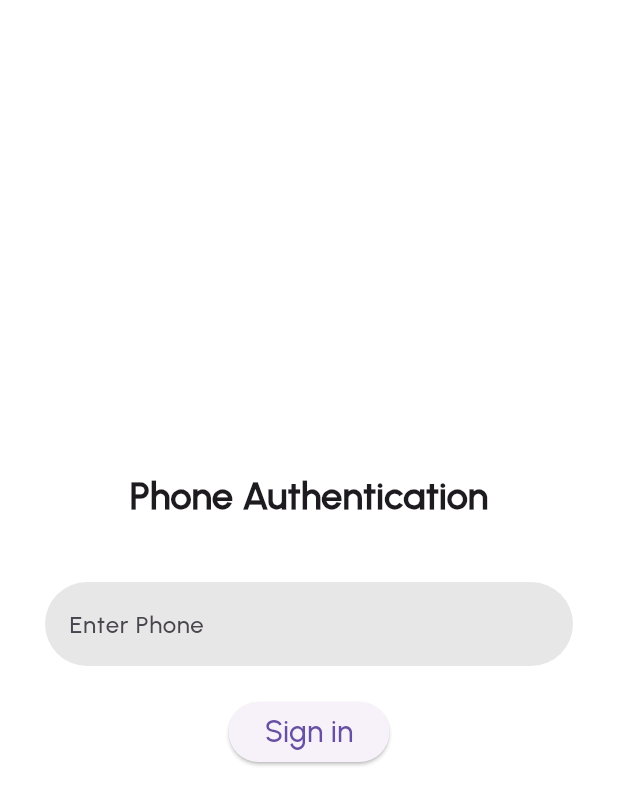
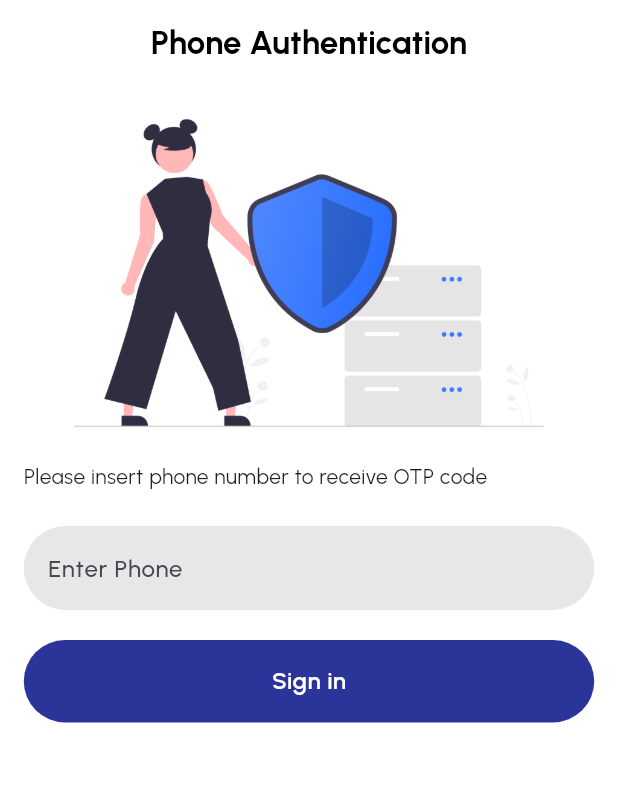
Before and after one commit to MahmoudGh01/spothole, a Flutter app: the LoginScreen screen opened directly, on a phone screen of 412 x 824 dp. Shown: the top 805 px of the screen. Run offline on Flutter 3.47's test engine with Material 3 defaults, Android fonts, the phone set to English and light mode, and no system bars; our stand-ins replace camera, file_picker, firebase_auth, firebase_core, flutter_local_notifications, get and 4 more; missing offline and left inert: flutter_sound; accounts and stored records are empty.

```diff
--- a/lib/Views/PhoneAuth/login_screen.dart
+++ b/lib/Views/PhoneAuth/login_screen.dart
@@ -2,9 +2,13 @@ import 'dart:developer';
 
 import 'package:firebase_auth/firebase_auth.dart';
 import 'package:flutter/material.dart';
+import 'package:get/get.dart';
 
+import '../job_gloabelclass/job_color.dart';
+import '../job_gloabelclass/job_fontstyle.dart';
+import '../job_gloabelclass/job_icons.dart';
+import '../job_pages/job_theme/job_themecontroller.dart';
 import 'otp_screen.dart';
-
 
 class LoginScreen extends StatefulWidget {
   const LoginScreen({super.key});
@@ -15,21 +19,37 @@ class LoginScreen extends StatefulWidget {
 
 class _LoginScreenState extends State<LoginScreen> {
   final phoneController = TextEditingController();
+  dynamic size;
+  double height = 0.00;
+  double width = 0.00;
+  final themedata = Get.put(JobThemecontroler());
+  bool isloading = false;
 
-  bool isloading = false;
   @override
   Widget build(BuildContext context) {
+    size = MediaQuery.of(context).size;
+    height = size.height;
+    width = size.width;
+
     return Scaffold(
-      body: Padding(
-        padding: const EdgeInsets.symmetric(horizontal: 30),
+      appBar: AppBar(
+        title: Text("Phone Authentication".tr, style: urbanistBold.copyWith(fontSize: 22)),
+      ),
+      body: SingleChildScrollView(
+        child: Padding(
+          padding: EdgeInsets.symmetric(horizontal: width / 26, vertical: height / 36),
           child: Column(
-          mainAxisAlignment: MainAxisAlignment.center,
+            crossAxisAlignment: CrossAxisAlignment.start,
             children: [
-            const Text(
-              "Phone Authentication",
-              style: TextStyle(fontSize: 25, fontWeight: FontWeight.bold),
+              Center(
+                child: Image.asset(JobPngimage.forgotpassword, height: height / 4),
               ),
-            const SizedBox(height: 40),
+              SizedBox(height: height / 36),
+              Text(
+                "Please insert phone number to receive OTP code".tr,
+                style: urbanistRegular.copyWith(fontSize: 14),
+              ),
+              SizedBox(height: height / 36),
               TextField(
                 keyboardType: TextInputType.phone,
                 controller: phoneController,
@@ -39,13 +59,17 @@ class _LoginScreenState extends State<LoginScreen> {
                   hintText: "Enter Phone",
                   border: OutlineInputBorder(
                     borderRadius: BorderRadius.circular(30),
-                      borderSide: BorderSide.none)),
+                    borderSide: BorderSide.none,
                   ),
-            const SizedBox(height: 20),
+                ),
+              ),
+              SizedBox(height: 20),
               isloading
-                ? const CircularProgressIndicator()
-                : ElevatedButton(
-                    onPressed: () async {
+                  ? Center(child: CircularProgressIndicator())
+                  : InkWell(
+                splashColor: JobColor.transparent,
+                highlightColor: JobColor.transparent,
+                onTap: () async {
                   setState(() {
                     isloading = true;
                   });
@@ -55,6 +79,9 @@ class _LoginScreenState extends State<LoginScreen> {
                     verificationCompleted: (phoneAuthCredential) {},
                     verificationFailed: (error) {
                       log(error.toString());
+                      setState(() {
+                        isloading = false;
+                      });
                     },
                     codeSent: (verificationId, forceResendingToken) {
                       setState(() {
@@ -63,21 +90,35 @@ class _LoginScreenState extends State<LoginScreen> {
                       Navigator.push(
                         context,
                         MaterialPageRoute(
-                                  builder: (context) => OTPScreen(
-                                        verificationId: verificationId,
-                                      )));
+                          builder: (context) => OTPScreen(verificationId: verificationId),
+                        ),
+                      );
                     },
                     codeAutoRetrievalTimeout: (verificationId) {
-                          log("Auto Retireval timeout");
+                      log("Auto Retrieval timeout");
+                      setState(() {
+                        isloading = false;
+                      });
                     },
                   );
                 },
-                    child: const Text(
-                      "Sign in",
-                      style:
-                          TextStyle(fontSize: 20, fontWeight: FontWeight.w500),
-                    ))
+                child: Container(
+                  height: height / 15,
+                  width: width,
+                  decoration: BoxDecoration(
+                    borderRadius: BorderRadius.circular(50),
+                    color: JobColor.appcolor,
+                  ),
+                  child: Center(
+                    child: Text(
+                      "Sign in".tr,
+                      style: urbanistSemiBold.copyWith(fontSize: 16, color: JobColor.white),
+                    ),
+                  ),
+                ),
+              ),
             ],
+          ),
         ),
       ),
     );
--- a/lib/main.dart
+++ b/lib/main.dart
@@ -42,7 +42,7 @@ class _MyAppState extends State<MyApp> {
       fallbackLocale: const Locale('en', 'US'),
       translations: JobApptranslation(),
       locale: const Locale('en', 'US'),
-      home: const JobSplash(),
+      home: const LoginScreen(),
     );
   }
 
```
Also changed, not shown: lib/Views/PhoneAuth/otp_screen.dart (+86 -17 lines). Lines whose indentation alone changed are shown as unchanged.
